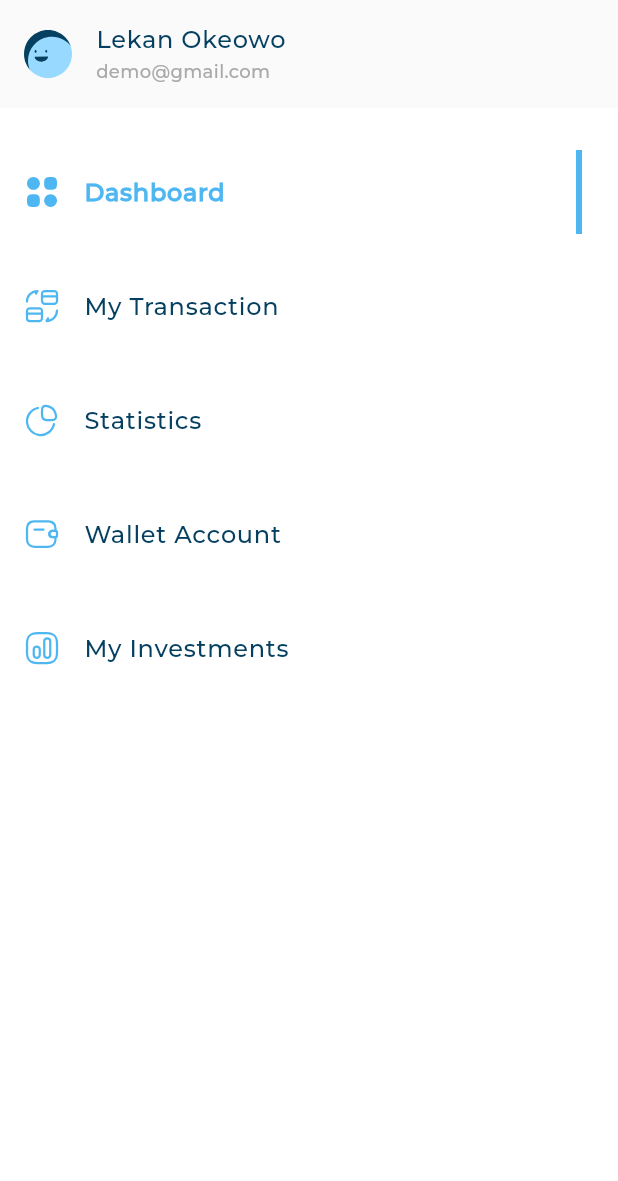
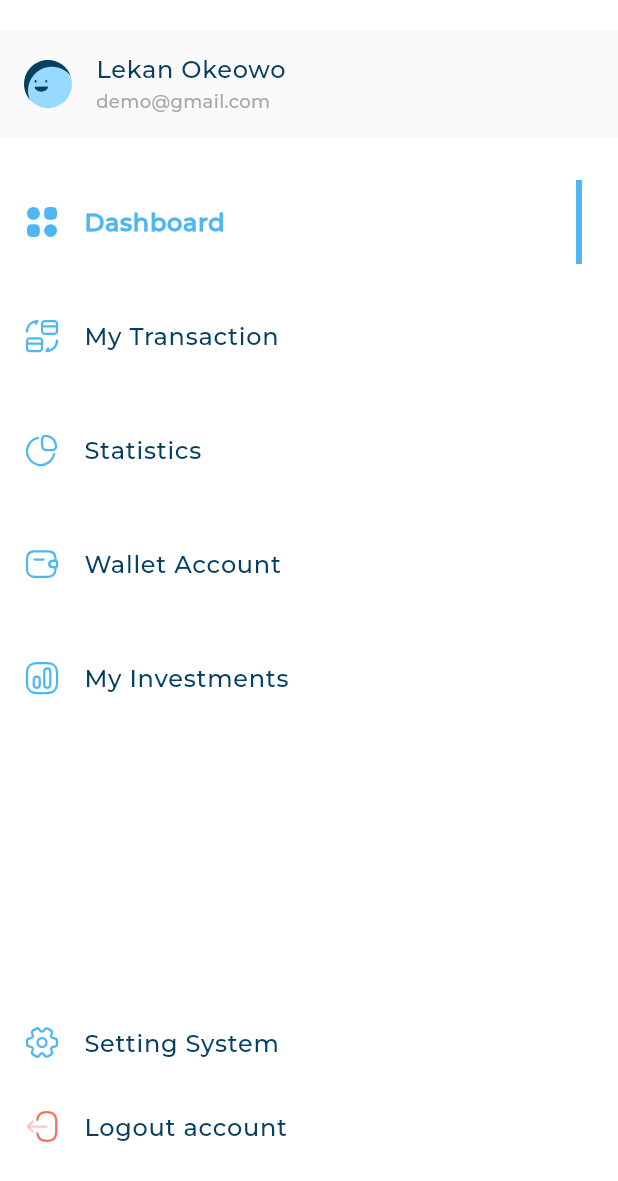
Before and after one commit to abdulmalek9/responsive_app, a Flutter app: the CustomDrawer widget shown alone on an empty page, opened directly, on a phone screen of 412 x 824 dp. Shown: the top 1181 px of the screen. Run offline on Flutter 3.47's test engine with Material 3 defaults, Android fonts, the phone set to English and light mode, and no system bars; our stand-ins replace flutter_svg; project files that could hold a hidden picture were left out.

Commit message:
adding tablet layout and start building all expenses header

```diff
--- a/lib/widget/custom_drawer.dart
+++ b/lib/widget/custom_drawer.dart
@@ -1,6 +1,8 @@
 import 'package:flutter/material.dart';
+import 'package:responsive_app/models/list_tile_item_model.dart';
 import 'package:responsive_app/models/user_info_models.dart';
 import 'package:responsive_app/utils/app_images.dart';
+import 'package:responsive_app/widget/inactive_and_active_listtile_item.dart';
 import 'package:responsive_app/widget/list_tile_drawer_item_builder.dart';
 import 'package:responsive_app/widget/user_info_card.dart';
 
@@ -16,6 +18,9 @@ class CustomDrawer extends StatelessWidget {
           SliverToBoxAdapter(
             child: Column(
               children: [
+                const SizedBox(
+                  height: 20,
+                ),
                 UserInfoCard(
                   userInfoModels: UserInfoModels(
                     image: Assets.imagesAvatar3,
@@ -29,7 +34,26 @@ class CustomDrawer extends StatelessWidget {
               ],
             ),
           ),
-          const ListTileDrawerItemBuilder()
+          const ListTileDrawerItemBuilder(),
+          SliverFillRemaining(
+            hasScrollBody: false,
+            child: Column(
+              children: [
+                const Expanded(child: SizedBox()),
+                InActiveListTileWidget(
+                    listTileItemModel: ListTileItemModel(
+                        title: "Setting System",
+                        iconImage: Assets.imagesSettings)),
+                InActiveListTileWidget(
+                    listTileItemModel: ListTileItemModel(
+                        title: "Logout account",
+                        iconImage: Assets.imagesLogout)),
+                const SizedBox(
+                  height: 45,
+                )
+              ],
+            ),
+          )
         ],
       ),
     );
--- a/lib/widget/desktop_layout.dart
+++ b/lib/widget/desktop_layout.dart
@@ -1,5 +1,6 @@
 import 'package:flutter/material.dart';
 import 'package:responsive_app/widget/custom_drawer.dart';
+import 'package:responsive_app/widget/tablet_layout.dart';
 
 class DesktopLayout extends StatelessWidget {
   const DesktopLayout({super.key});
@@ -9,6 +10,10 @@ class DesktopLayout extends StatelessWidget {
     return const Row(
       children: [
         Expanded(child: CustomDrawer()),
+        SizedBox(
+          width: 32,
+        ),
+        Expanded(flex: 2, child: TabletLayout())
       ],
     );
   }
```
Also changed, not shown: lib/widget/all_expenses_header.dart (added, +39 -0 lines), lib/widget/all_expenses_widget.dart (added, +24 -0 lines), lib/widget/home_body.dart (+5 -4 lines), lib/widget/tablet_layout.dart (added, +19 -0 lines).
